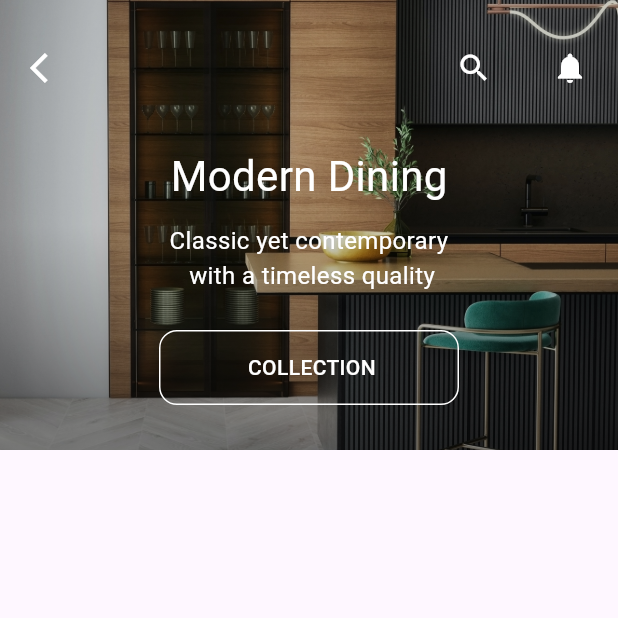
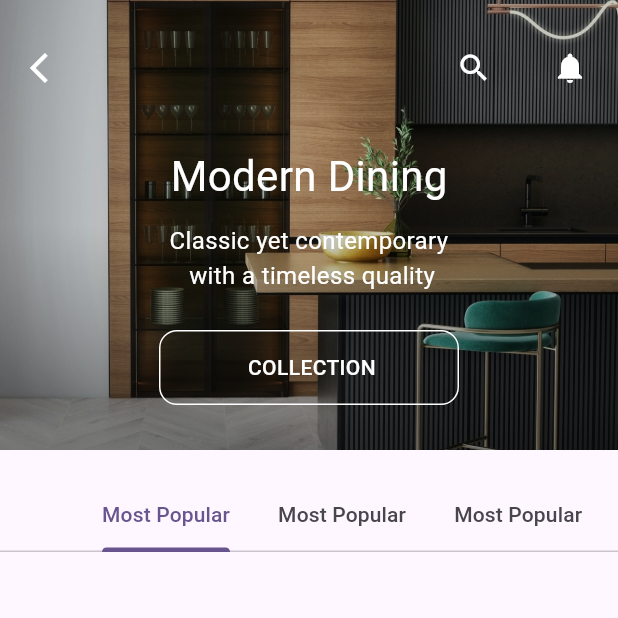
Before and after one commit to Tosin8/ktea, a Flutter app: the DiningScreen screen opened directly, on a phone screen of 412 x 824 dp, the top half of it. Run offline on Flutter 3.47's test engine with Material 3 defaults, Android fonts, the phone set to English and light mode, and no system bars; our stand-ins replace animate_do, cloud_firestore, custom_navigation_bar, firebase_auth, firebase_core, firebase_messaging and 1 more; missing offline and left inert: antdesign_icons; accounts and stored records are empty.

Commit message:
Creating tabBar for Modern Dinning Page

```diff
--- a/lib/screens/categories/dining/dining_body.dart
+++ b/lib/screens/categories/dining/dining_body.dart
@@ -14,55 +14,14 @@ class _DiningScreenState extends State<DiningScreen> {
   Widget build(BuildContext context) {
     return Scaffold(
       body: ListView(
-        children: [
+        children: const [
           // Hero(
           //   tag: 'dining',
           //   child:
-          Container(
-              height: 300,
-              width: double.infinity,
-           decoration: const BoxDecoration(
-            image: DecorationImage(
-              image: AssetImage(
-                'assets/images/collections/1.jpg',),fit: BoxFit.cover
-              ),
+          header(),
+          SizedBox(height: 20),
 
-            ),
-            child: Container(
-              decoration: BoxDecoration(
-                gradient: LinearGradient (
-                  colors: [
-                    Colors.black.withOpacity(0.5), Colors.black.withOpacity(0.2),
-                  ], begin: Alignment.bottomRight),
-
-              ),
-              child:  Column(
-                mainAxisAlignment: MainAxisAlignment.end,
-                children: [
-                  const appBar(),
-                  const SizedBox(height: 20),
-                  const Text('Modern Dining', style: TextStyle(color: Colors.white, fontSize: 28, fontWeight: FontWeight.w400),
-                  ),
-                  const SizedBox(height: 12),
-                  const Text('Classic yet contemporary \n with a timeless quality', style: TextStyle(color: Colors.white, fontSize: 16),textAlign: TextAlign.center,
-                  ),
-                  const SizedBox(height: 25),
-                  Container(
-                    height: 50, width: 200,
-                    decoration: BoxDecoration(
-                      border: Border.all(color: Colors.white),
-                      borderRadius: BorderRadius.circular(12),
-
-
-                    ),
-                    child: const Align(child: Text(' COLLECTION', style: TextStyle(fontWeight: FontWeight.w500, color: Colors.white),)),
-                  ) ,
-                  const SizedBox(height: 30),
-                ],
-              ),
-            ),
-
-          )
+         DiningCategoryTab() ,
     ] )
 
     );
--- a/lib/screens/categories/dining/dining_body_widget.dart
+++ b/lib/screens/categories/dining/dining_body_widget.dart
@@ -33,3 +33,80 @@ class appBar extends StatelessWidget {
     );
   }
 }
+
+
+
+class header extends StatelessWidget {
+  const header({
+    super.key,
+  });
+
+  @override
+  Widget build(BuildContext context) {
+    return Container(
+        height: 300,
+        width: double.infinity,
+     decoration: const BoxDecoration(
+      image: DecorationImage(
+        image: AssetImage(
+          'assets/images/collections/1.jpg',),fit: BoxFit.cover
+        ),
+
+      ),
+      child: Container(
+        decoration: BoxDecoration(
+          gradient: LinearGradient (
+            colors: [
+              Colors.black.withOpacity(0.5), Colors.black.withOpacity(0.2),
+            ], begin: Alignment.bottomRight),
+
+        ),
+        child:  Column(
+          mainAxisAlignment: MainAxisAlignment.end,
+          children: [
+            const appBar(),
+            const SizedBox(height: 20),
+            const Text('Modern Dining', style: TextStyle(color: Colors.white, fontSize: 28, fontWeight: FontWeight.w400),
+            ),
+            const SizedBox(height: 12),
+            const Text('Classic yet contemporary \n with a timeless quality', style: TextStyle(color: Colors.white, fontSize: 16),textAlign: TextAlign.center,
+            ),
+            const SizedBox(height: 25),
+            Container(
+              height: 50, width: 200,
+              decoration: BoxDecoration(
+                border: Border.all(color: Colors.white),
+                borderRadius: BorderRadius.circular(12),
+
+
+              ),
+              child: const Align(child: Text(' COLLECTION', style: TextStyle(fontWeight: FontWeight.w500, color: Colors.white),)),
+            ) ,
+            const SizedBox(height: 30),
+          ],
+        ),
+      ),
+
+    );
+  }
+}
+
+
+class DiningCategoryTab extends StatelessWidget {
+  const DiningCategoryTab({super.key});
+
+  @override
+  Widget build(BuildContext context) {
+    return const DefaultTabController(
+      length: 4,
+      child: TabBar(
+       isScrollable: true,
+         tabs: [
+          Tab(child: Text('Most Popular'),),
+           Tab(child: Text('Most Popular'),),
+           Tab(child: Text('Most Popular'),),
+            Tab(child: Text('Most Popular'),),
+         ],),
+    );
+  }
+}
```
